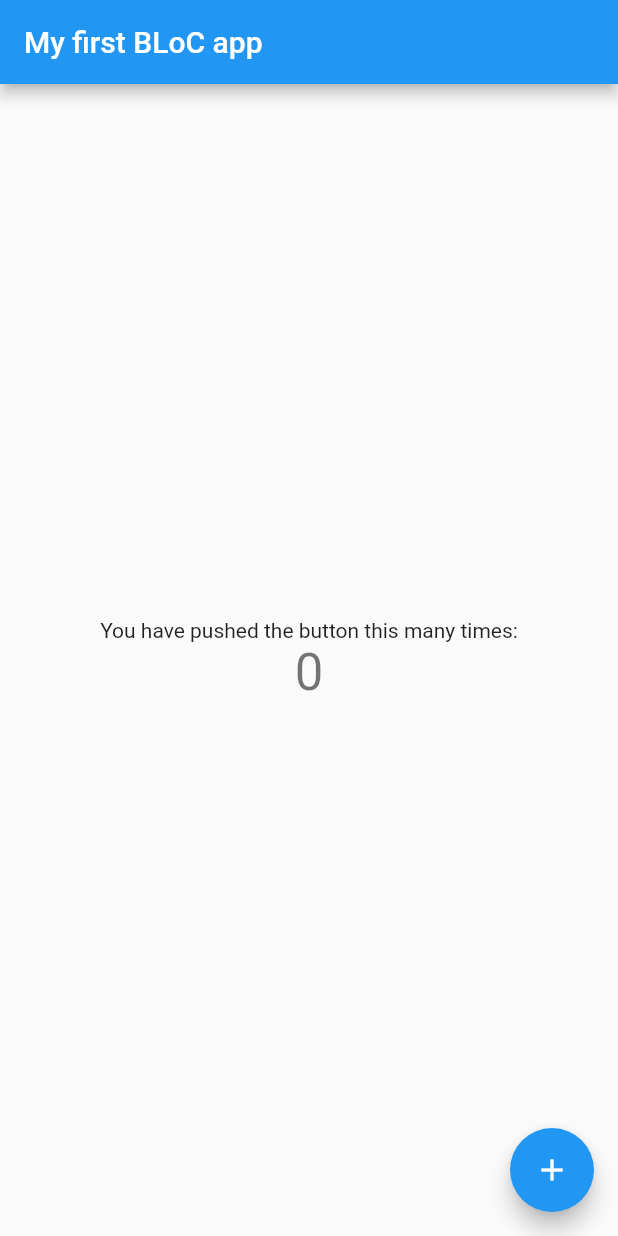
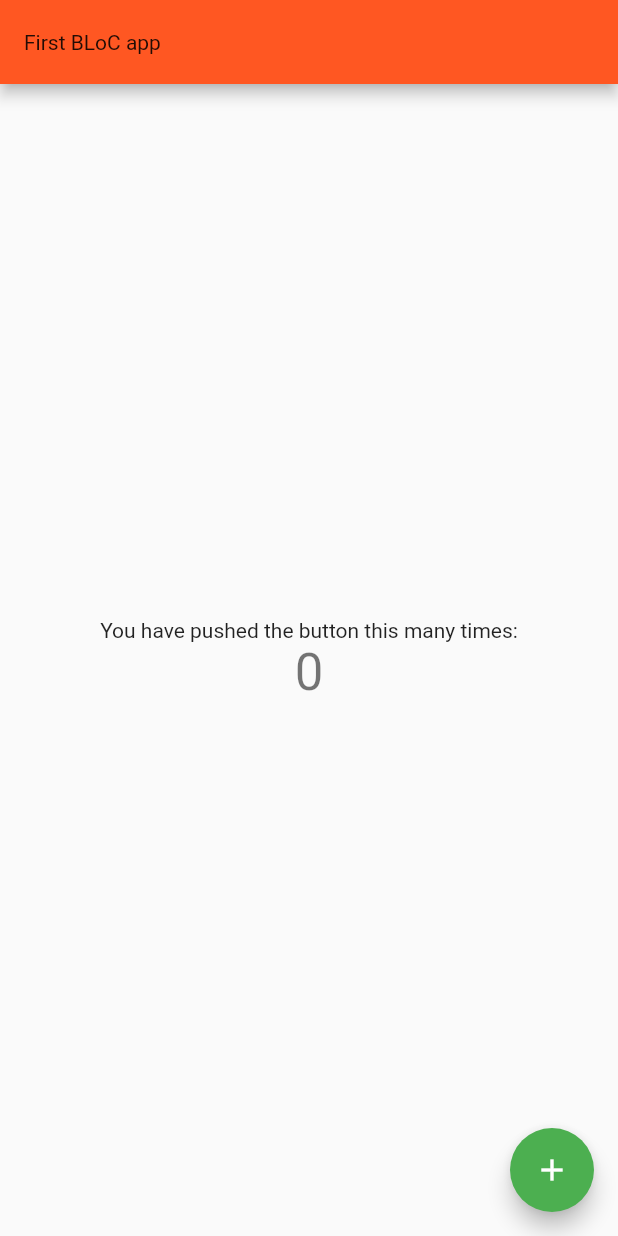
Before and after one commit to 4rank/Flutter_Bloc, a Flutter app: the screen it shows after launch, on a phone screen of 412 x 824 dp. Run offline on Flutter 3.47's test engine with Material 2 defaults, Android fonts, the phone set to English and light mode, and no system bars.

Commit message:
first bloc practice

```diff
--- a/lib/screen/main_screen.dart
+++ b/lib/screen/main_screen.dart
@@ -14,7 +14,9 @@ class MainScreenState extends State<MainScreen> {
 
     return Scaffold(
       appBar: AppBar(
-        title: Text("My first BLoC app"),
+        title: Text("First BLoC app"),
+        backgroundColor: (Colors.deepOrange),
+        textTheme: (Typography.blackHelsinki),
       ),
       body: Center(
         child: Column(
@@ -39,6 +41,7 @@ class MainScreenState extends State<MainScreen> {
         onPressed: () => bloc.inEvent.add(MainBlocEvent.incrementCounter),
         tooltip: 'Increment',
         child: Icon(Icons.add),
+        backgroundColor: (Colors.green),
       ),
     );
   }
```
